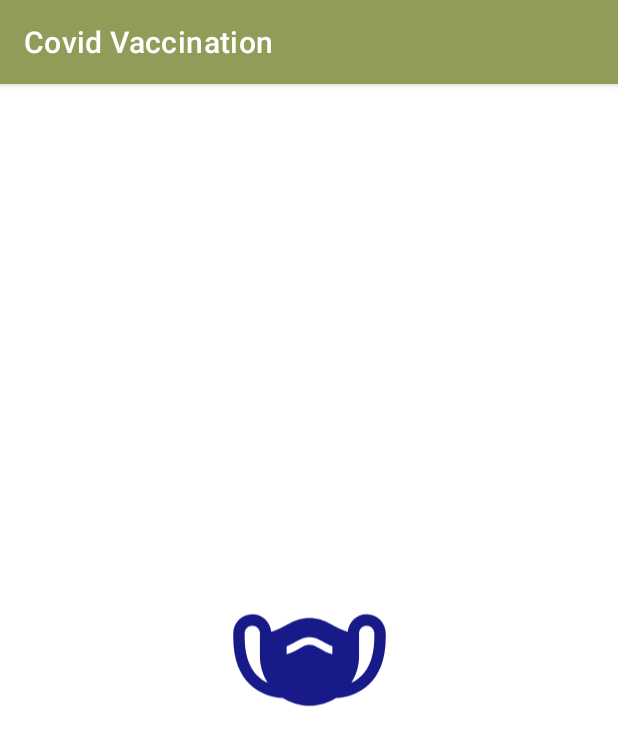
After one commit to adityadav23/Covid-Vaccination-Availability, an Android app: the SplashScreen screen opened directly, with no data from a screen before it, on a phone screen of 412 x 824 dp. The commit adds this screen. Shown: the top 746 px of the screen. Run offline under Robolectric (Android 15) with nearby library versions, the phone set to English and light mode, and no system bars.

Commit message:
splashScreen added

```diff
--- /dev/null
+++ b/app/src/main/java/com/example/covid/vaccination/SplashScreen.kt
@@ -0,0 +1,31 @@
+package com.example.covid.vaccination
+
+import android.content.Intent
+import androidx.appcompat.app.AppCompatActivity
+import android.os.Bundle
+import android.os.Handler
+import android.view.WindowManager
+import android.widget.EditText
+import android.widget.ImageView
+import android.widget.TextView
+
+class SplashScreen : AppCompatActivity() {
+
+    lateinit var splashIV: ImageView
+
+    override fun onCreate(savedInstanceState: Bundle?) {
+        super.onCreate(savedInstanceState)
+        setContentView(R.layout.activity_splash_screen)
+
+        splashIV = findViewById(R.id.splash_imageView)
+        splashIV.alpha = 0f
+        splashIV.animate().setDuration(2000).alpha(1f).withEndAction{
+            val i = Intent(this ,MainActivity::class.java)
+            startActivity(i)
+            overridePendingTransition(android.R.anim.fade_in, android.R.anim.fade_out)
+            finish()
+        }
+
+
+    }
+}
--- /dev/null
+++ b/app/src/main/res/layout/activity_splash_screen.xml
@@ -0,0 +1,21 @@
+<?xml version="1.0" encoding="utf-8"?>
+<androidx.constraintlayout.widget.ConstraintLayout xmlns:android="http://schemas.android.com/apk/res/android"
+    xmlns:app="http://schemas.android.com/apk/res-auto"
+    xmlns:tools="http://schemas.android.com/tools"
+    android:layout_width="match_parent"
+    android:layout_height="match_parent"
+    tools:context=".SplashScreen">
+
+    <ImageView
+        android:id="@+id/splash_imageView"
+        android:layout_width="122dp"
+        android:layout_height="128dp"
+        app:layout_constraintBottom_toBottomOf="parent"
+        app:layout_constraintEnd_toEndOf="parent"
+        app:layout_constraintHorizontal_bias="0.5"
+        app:layout_constraintStart_toStartOf="parent"
+        app:layout_constraintTop_toTopOf="parent"
+        app:srcCompat="@drawable/app_logo" />
+
+
+</androidx.constraintlayout.widget.ConstraintLayout>
--- a/app/src/main/res/values/strings.xml
+++ b/app/src/main/res/values/strings.xml
@@ -9,4 +9,5 @@
     <string name="vaccine_fees">Fees:</string>
     <string name="age_limit">Age Limit</string>
     <string name="vaccine_availability"> Availability</string>
+    <string name="vaccine_logo_string">Vaccine</string>
 </resources>
```
Also changed, not shown: app/src/main/AndroidManifest.xml (+7 -2 lines), app/src/main/res/values/themes.xml (+8 -0 lines).
